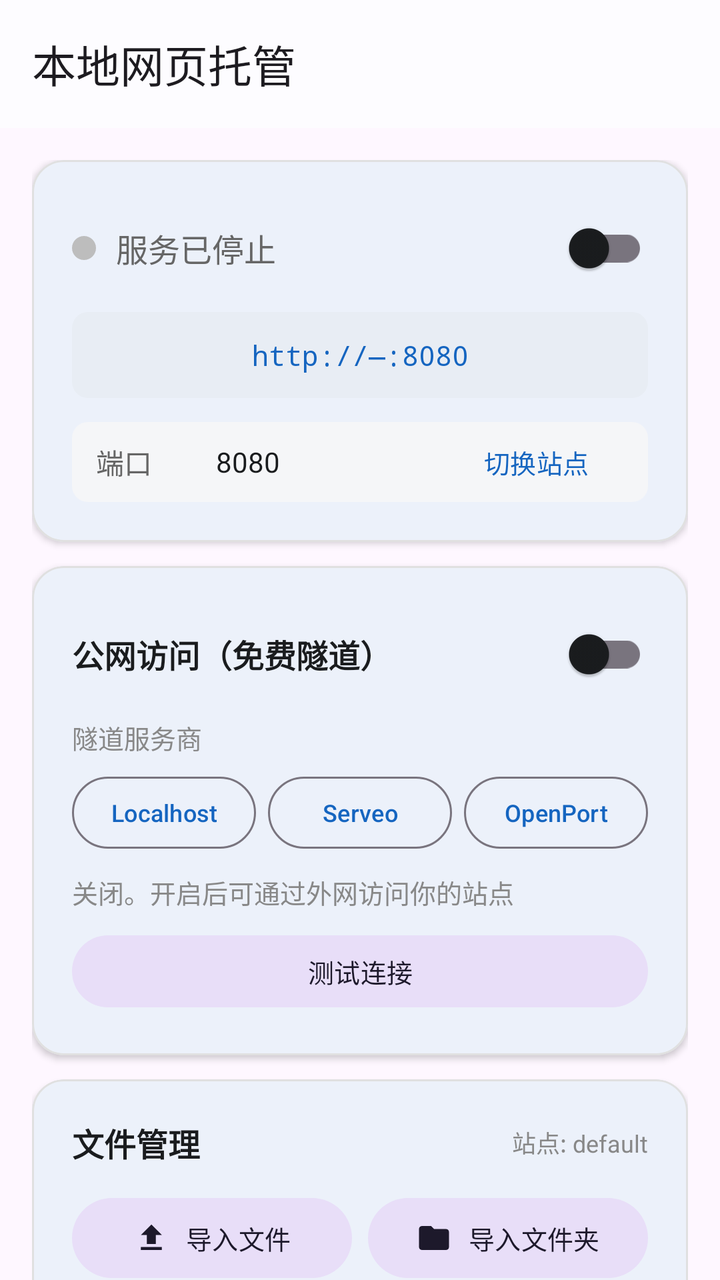
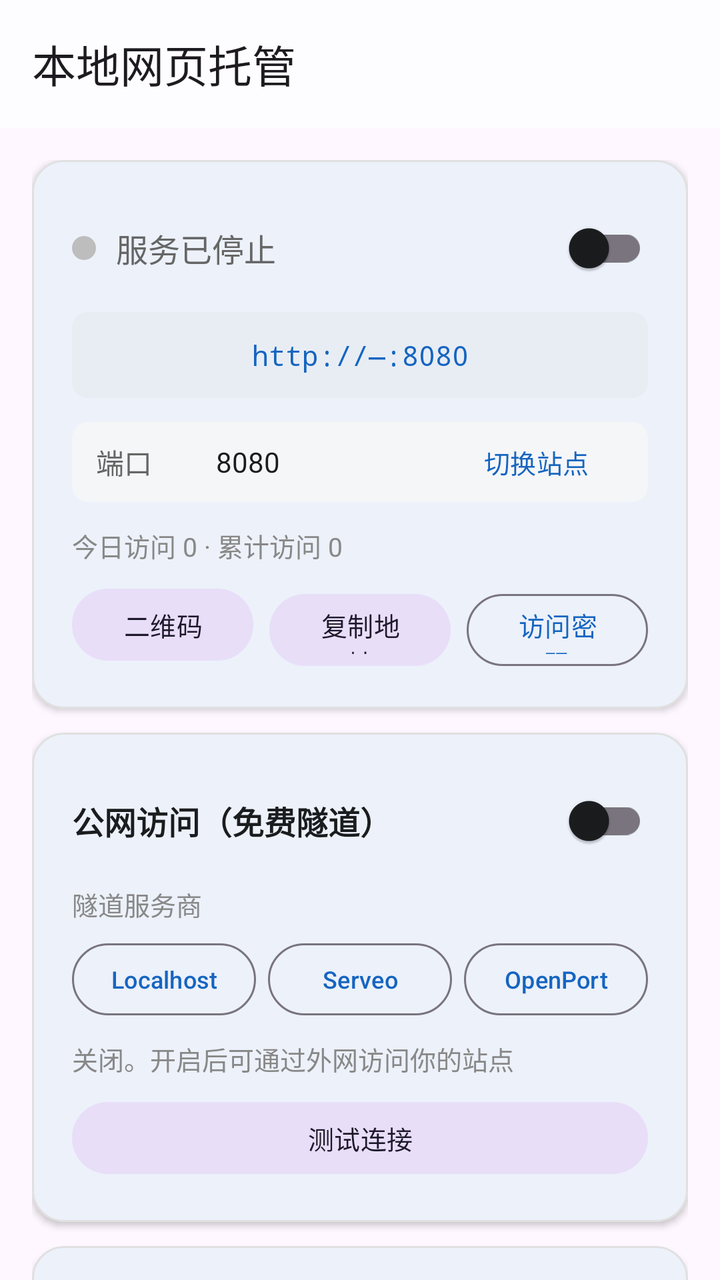

Two renders of the same Android screen: before a commit and after it. Below are the layout's source before the change and the commit's diff.
<!-- AndroidManifest.xml: application theme AppTheme -->
<!-- res/layout/activity_main.xml -->
<?xml version="1.0" encoding="utf-8"?>
<androidx.coordinatorlayout.widget.CoordinatorLayout
    xmlns:android="http://schemas.android.com/apk/res/android"
    xmlns:app="http://schemas.android.com/apk/res-auto"
    android:layout_width="match_parent"
    android:layout_height="match_parent"
    android:fitsSystemWindows="true">

    <com.google.android.material.appbar.AppBarLayout
        android:layout_width="match_parent"
        android:layout_height="wrap_content"
        android:fitsSystemWindows="true">

        <com.google.android.material.appbar.MaterialToolbar
            android:id="@+id/toolbar"
            android:layout_width="match_parent"
            android:layout_height="?attr/actionBarSize"
            app:title="本地网页托管" />

    </com.google.android.material.appbar.AppBarLayout>

    <androidx.core.widget.NestedScrollView
        android:layout_width="match_parent"
        android:layout_height="match_parent"
        app:layout_behavior="@string/appbar_scrolling_view_behavior"
        android:clipToPadding="false"
        android:paddingBottom="24dp">

        <LinearLayout
            android:layout_width="match_parent"
            android:layout_height="wrap_content"
            android:orientation="vertical"
            android:padding="16dp">

            
            <com.google.android.material.card.MaterialCardView
                android:layout_width="match_parent"
                android:layout_height="wrap_content"
                app:cardCornerRadius="16dp"
                app:cardElevation="2dp"
                app:strokeWidth="1dp"
                app:strokeColor="@color/stroke"
                android:layout_marginBottom="12dp">

                <LinearLayout
                    android:layout_width="match_parent"
                    android:layout_height="wrap_content"
                    android:orientation="vertical"
                    android:padding="20dp">

                    <LinearLayout
                        android:layout_width="match_parent"
                        android:layout_height="wrap_content"
                        android:orientation="horizontal"
                        android:gravity="center_vertical">

                        <ImageView
                            android:id="@+id/statusDot"
                            android:layout_width="12dp"
                            android:layout_height="12dp"
                            android:src="@drawable/dot_off"
                            android:contentDescription="服务状态" />

                        <TextView
                            android:id="@+id/status"
                            android:layout_width="0dp"
                            android:layout_height="wrap_content"
                            android:layout_weight="1"
                            android:text="服务已停止"
                            android:textSize="16sp"
                            android:textColor="@color/text_secondary"
                            android:layout_marginStart="10dp" />

                        <com.google.android.material.switchmaterial.SwitchMaterial
                            android:id="@+id/switchServer"
                            android:layout_width="wrap_content"
                            android:layout_height="48dp" />

                    </LinearLayout>

                    <TextView
                        android:id="@+id/address"
                        android:layout_width="match_parent"
                        android:layout_height="wrap_content"
                        android:text="http://—:8080"
                        android:textSize="14sp"
                        android:textColor="@color/accent"
                        android:fontFamily="monospace"
                        android:textIsSelectable="true"
                        android:padding="12dp"
                        android:layout_marginTop="8dp"
                        android:background="@drawable/bg_address"
                        android:gravity="center" />

                    <LinearLayout
                        android:layout_width="match_parent"
                        android:layout_height="wrap_content"
                        android:orientation="horizontal"
                        android:gravity="center_vertical"
                        android:layout_marginTop="12dp"
                        android:background="@drawable/bg_input"
                        android:paddingHorizontal="12dp">

                        <TextView
                            android:layout_width="wrap_content"
                            android:layout_height="wrap_content"
                            android:text="端口"
                            android:textSize="14sp"
                            android:textColor="@color/text_secondary" />

                        <EditText
                            android:id="@+id/port"
                            android:layout_width="80dp"
                            android:layout_height="40dp"
                            android:inputType="number"
                            android:text="8080"
                            android:textSize="14sp"
                            android:textColor="@color/text_primary"
                            android:background="@null"
                            android:gravity="center"
                            android:layout_marginStart="8dp" />

                        <View
                            android:layout_width="0dp"
                            android:layout_height="0dp"
                            android:layout_weight="1" />

                        <com.google.android.material.button.MaterialButton
                            android:id="@+id/btnSites"
                            style="@style/Widget.Material3.Button.TextButton"
                            android:layout_width="wrap_content"
                            android:layout_height="40dp"
                            android:text="切换站点"
                            android:textSize="13sp" />

                    </LinearLayout>

                </LinearLayout>

            </com.google.android.material.card.MaterialCardView>

            
            <com.google.android.material.card.MaterialCardView
                android:layout_width="match_parent"
                android:layout_height="wrap_content"
                app:cardCornerRadius="16dp"
                app:cardElevation="2dp"
                app:strokeWidth="1dp"
                app:strokeColor="@color/stroke"
                android:layout_marginBottom="12dp">

                <LinearLayout
                    android:layout_width="match_parent"
                    android:layout_height="wrap_content"
                    android:orientation="vertical"
                    android:padding="20dp">

                    <LinearLayout
                        android:layout_width="match_parent"
                        android:layout_height="wrap_content"
                        android:orientation="horizontal"
                        android:gravity="center_vertical">

                        <TextView
                            android:layout_width="0dp"
                            android:layout_height="wrap_content"
                            android:layout_weight="1"
                            android:text="公网访问（免费隧道）"
                            android:textSize="16sp"
                            android:textStyle="bold"
                            android:textColor="@color/text_primary" />

                        <com.google.android.material.switchmaterial.SwitchMaterial
                            android:id="@+id/switchTunnel"
                            android:layout_width="wrap_content"
                            android:layout_height="48dp" />

                    </LinearLayout>

                    
                    <TextView
                        android:layout_width="match_parent"
                        android:layout_height="wrap_content"
                        android:text="隧道服务商"
                        android:textSize="13sp"
                        android:textColor="@color/text_dim"
                        android:layout_marginTop="8dp" />

                    <LinearLayout
                        android:id="@+id/providerGroup"
                        android:layout_width="match_parent"
                        android:layout_height="wrap_content"
                        android:orientation="horizontal"
                        android:layout_marginTop="6dp">

                        <com.google.android.material.button.MaterialButton
                            android:id="@+id/btnProvider1"
                            style="@style/Widget.Material3.Button.OutlinedButton"
                            android:layout_width="0dp"
                            android:layout_height="44dp"
                            android:layout_weight="1"
                            android:text="Localhost"
                            android:textSize="12sp"
                            android:maxLines="1"
                            android:ellipsize="end"
                            android:paddingHorizontal="2dp" />

                        <com.google.android.material.button.MaterialButton
                            android:id="@+id/btnProvider2"
                            style="@style/Widget.Material3.Button.OutlinedButton"
                            android:layout_width="0dp"
                            android:layout_height="44dp"
                            android:layout_weight="1"
                            android:layout_marginStart="6dp"
                            android:text="Serveo"
                            android:textSize="12sp"
                            android:maxLines="1"
                            android:ellipsize="end"
                            android:paddingHorizontal="2dp" />

                        <com.google.android.material.button.MaterialButton
                            android:id="@+id/btnProvider3"
                            style="@style/Widget.Material3.Button.OutlinedButton"
                            android:layout_width="0dp"
                            android:layout_height="44dp"
                            android:layout_weight="1"
                            android:layout_marginStart="6dp"
                            android:text="OpenPort"
                            android:textSize="12sp"
                            android:maxLines="1"
                            android:ellipsize="end"
                            android:paddingHorizontal="2dp" />

                    </LinearLayout>

                    <TextView
                        android:id="@+id/tunnelStatus"
                        android:layout_width="match_parent"
                        android:layout_height="wrap_content"
                        android:text="关闭。开启后可通过外网访问你的站点"
                        android:textSize="13sp"
                        android:textColor="@color/text_dim"
                        android:layout_marginTop="8dp" />

                    <TextView
                        android:id="@+id/tunnelUrl"
                        android:layout_width="match_parent"
                        android:layout_height="wrap_content"
                        android:text=""
                        android:textSize="14sp"
                        android:textColor="@color/accent"
                        android:fontFamily="monospace"
                        android:textIsSelectable="true"
                        android:padding="10dp"
                        android:layout_marginTop="8dp"
                        android:background="@drawable/bg_address"
                        android:visibility="gone" />

                    <com.google.android.material.button.MaterialButton
                        android:id="@+id/btnTestConnection"
                        style="@style/Widget.Material3.Button.TonalButton"
                        android:layout_width="match_parent"
                        android:layout_height="44dp"
                        android:layout_marginTop="8dp"
                        android:text="测试连接"
                        android:textSize="13sp" />

                </LinearLayout>

            </com.google.android.material.card.MaterialCardView>

            
            <com.google.android.material.card.MaterialCardView
                android:layout_width="match_parent"
                android:layout_height="wrap_content"
                app:cardCornerRadius="16dp"
                app:cardElevation="2dp"
                app:strokeWidth="1dp"
                app:strokeColor="@color/stroke"
                android:layout_marginBottom="12dp">

                <LinearLayout
                    android:layout_width="match_parent"
                    android:layout_height="wrap_content"
                    android:orientation="vertical"
                    android:padding="20dp">

                    <LinearLayout
                        android:layout_width="match_parent"
                        android:layout_height="wrap_content"
                        android:orientation="horizontal"
                        android:gravity="center_vertical">

                        <TextView
                            android:layout_width="0dp"
                            android:layout_height="wrap_content"
                            android:layout_weight="1"
                            android:text="文件管理"
                            android:textSize="16sp"
                            android:textStyle="bold"
                            android:textColor="@color/text_primary" />

                        <TextView
                            android:id="@+id/currentSite"
                            android:layout_width="wrap_content"
                            android:layout_height="wrap_content"
                            android:text="站点: default"
                            android:textSize="12sp"
                            android:textColor="@color/text_dim" />

                    </LinearLayout>

                    <LinearLayout
                        android:layout_width="match_parent"
                        android:layout_height="wrap_content"
                        android:orientation="horizontal"
                        android:layout_marginTop="12dp">

                        <com.google.android.material.button.MaterialButton
                            android:id="@+id/btnUpload"
                            style="@style/Widget.Material3.Button.TonalButton"
                            android:layout_width="0dp"
                            android:layout_height="48dp"
                            android:layout_weight="1"
                            android:text="导入文件"
                            app:icon="@drawable/ic_upload"
                            app:iconGravity="textStart"
                            android:textSize="13sp" />

                        <com.google.android.material.button.MaterialButton
                            android:id="@+id/btnImportFolder"
                            style="@style/Widget.Material3.Button.TonalButton"
                            android:layout_width="0dp"
                            android:layout_height="48dp"
                            android:layout_weight="1"
                            android:layout_marginStart="8dp"
                            android:text="导入文件夹"
                            app:icon="@drawable/ic_folder"
                            app:iconGravity="textStart"
                            android:textSize="13sp" />

                    </LinearLayout>

                    <LinearLayout
                        android:layout_width="match_parent"
                        android:layout_height="wrap_content"
                        android:orientation="horizontal"
                        android:layout_marginTop="8dp">

                        <com.google.android.material.button.MaterialButton
                            android:id="@+id/btnImportZip"
                            style="@style/Widget.Material3.Button.OutlinedButton"
                            android:layout_width="0dp"
                            android:layout_height="48dp"
                            android:layout_weight="1"
                            android:text="导入ZIP"
                            app:icon="@drawable/ic_zip"
                            app:iconGravity="textStart"
                            android:textSize="13sp" />

                        <com.google.android.material.button.MaterialButton
                            android:id="@+id/btnNewSite"
                            style="@style/Widget.Material3.Button.OutlinedButton"
                            android:layout_width="0dp"
                            android:layout_height="48dp"
                            android:layout_weight="1"
                            android:layout_marginStart="8dp"
                            android:text="新建站点"
                            app:icon="@drawable/ic_add"
                            app:iconGravity="textStart"
                            android:textSize="13sp" />

                    </LinearLayout>

                    <TextView
                        android:layout_width="match_parent"
                        android:layout_height="wrap_content"
                        android:text="当前站点文件:"
                        android:textSize="13sp"
                        android:textColor="@color/text_dim"
                        android:layout_marginTop="12dp" />

                    <LinearLayout
                        android:id="@+id/fileList"
                        android:layout_width="match_parent"
                        android:layout_height="wrap_content"
                        android:orientation="vertical"
                        android:layout_marginTop="4dp" />

                </LinearLayout>

            </com.google.android.material.card.MaterialCardView>

            
            <com.google.android.material.card.MaterialCardView
                android:layout_width="match_parent"
                android:layout_height="wrap_content"
                app:cardCornerRadius="16dp"
                app:cardElevation="2dp"
                app:strokeWidth="1dp"
                app:strokeColor="@color/stroke">

                <LinearLayout
                    android:layout_width="match_parent"
                    android:layout_height="wrap_content"
                    android:orientation="vertical"
                    android:padding="20dp">

                    <LinearLayout
                        android:layout_width="match_parent"
                        android:layout_height="wrap_content"
                        android:orientation="horizontal"
                        android:gravity="center_vertical">

                        <TextView
                            android:layout_width="0dp"
                            android:layout_height="wrap_content"
                            android:layout_weight="1"
                            android:text="访问日志"
                            android:textSize="16sp"
                            android:textStyle="bold"
                            android:textColor="@color/text_primary" />

                        <com.google.android.material.button.MaterialButton
                            android:id="@+id/btnClearLog"
                            style="@style/Widget.Material3.Button.TextButton"
                            android:layout_width="48dp"
                            android:layout_height="48dp"
                            android:insetLeft="0dp"
                            android:insetRight="0dp"
                            android:minWidth="0dp"
                            android:text="清空"
                            android:textSize="12sp" />

                    </LinearLayout>

                    <ScrollView
                        android:layout_width="match_parent"
                        android:layout_height="250dp"
                        android:layout_marginTop="8dp"
                        android:background="@color/bg_log"
                        android:padding="4dp">

                        <TextView
                            android:id="@+id/log"
                            android:layout_width="match_parent"
                            android:layout_height="wrap_content"
                            android:padding="10dp"
                            android:textSize="12sp"
                            android:textColor="@color/log_text"
                            android:fontFamily="monospace"
                            android:textIsSelectable="true"
                            android:text="等待启动..." />

                    </ScrollView>

                </LinearLayout>

            </com.google.android.material.card.MaterialCardView>

        </LinearLayout>

    </androidx.core.widget.NestedScrollView>

</androidx.coordinatorlayout.widget.CoordinatorLayout>
<!-- resources referenced by this layout -->
<resources>
  <color name="accent">#1565C0</color>
  <color name="bg_log">#F7F8FA</color>
  <color name="log_text">#444444</color>
  <color name="stroke">#E0E0E0</color>
  <color name="text_dim">#888888</color>
  <color name="text_primary">#1A1C1E</color>
  <color name="text_secondary">#666666</color>
  <!-- drawable bg_address (drawable) -->
  <shape android:shape="rectangle" xmlns:android="http://schemas.android.com/apk/res/android">
      <solid android:color="@color/bg_address" />
      <corners android:radius="8dp" />
  </shape>
  <!-- drawable bg_input (drawable) -->
  <shape android:shape="rectangle" xmlns:android="http://schemas.android.com/apk/res/android">
      <solid android:color="@color/bg_input" />
      <corners android:radius="8dp" />
  </shape>
  <!-- drawable dot_off (drawable) -->
  <vector android:width="12dp" android:height="12dp" android:viewportWidth="12" android:viewportHeight="12"
      xmlns:android="http://schemas.android.com/apk/res/android">
      <path android:fillColor="@color/bg_dot_off" android:pathData="M6,0 C9.31,0 12,2.69 12,6 C12,9.31 9.31,12 6,12 C2.69,12 0,9.31 0,6 C0,2.69 2.69,0 6,0 Z" />
  </vector>
  <!-- drawable ic_add (drawable) -->
  <vector android:width="24dp" android:height="24dp" android:viewportWidth="24" android:viewportHeight="24"
      xmlns:android="http://schemas.android.com/apk/res/android">
      <path android:fillColor="#1565C0" android:pathData="M19,13h-6v6h-2v-6H5v-2h6V5h2v6h6v2z" />
  </vector>
  <!-- drawable ic_folder (drawable) -->
  <vector android:width="24dp" android:height="24dp" android:viewportWidth="24" android:viewportHeight="24"
      xmlns:android="http://schemas.android.com/apk/res/android">
      <path android:fillColor="#1565C0" android:pathData="M10,4H4c-1.1,0 -2,0.9 -2,2v12c0,1.1 0.9,2 2,2h16c1.1,0 2,-0.9 2,-2V8c0,-1.1 -0.9,-2 -2,-2h-8l-2,-2z" />
  </vector>
  <!-- drawable ic_upload (drawable) -->
  <vector android:width="24dp" android:height="24dp" android:viewportWidth="24" android:viewportHeight="24"
      xmlns:android="http://schemas.android.com/apk/res/android">
      <path android:fillColor="#1565C0" android:pathData="M9,16h6v-6h4l-7,-7 -7,7h4zM5,18h14v2H5z" />
  </vector>
  <!-- drawable ic_zip (drawable) -->
  <vector android:width="24dp" android:height="24dp" android:viewportWidth="24" android:viewportHeight="24"
      xmlns:android="http://schemas.android.com/apk/res/android">
      <path android:fillColor="#1565C0" android:pathData="M20,6h-8l-2,-2H4c-1.1,0 -1.99,0.9 -1.99,2L2,18c0,1.1 0.9,2 2,2h16c1.1,0 2,-0.9 2,-2V8c0,-1.1 -0.9,-2 -2,-2zM18,12h-2v2h-2v-2h-2v-2h2V8h2v2h2v2z" />
      <path android:fillColor="#FFFFFF" android:pathData="M18,12h-2v2h-2v-2h-2v-2h2V8h2v2h2v2z" />
  </vector>
  <style name="AppTheme" parent="Theme.Material3.DayNight.NoActionBar">
          <item name="colorPrimary">#1565C0</item>
          <item name="colorOnPrimary">#FFFFFF</item>
          <item name="colorPrimaryContainer">#D1E4FF</item>
          <item name="colorOnPrimaryContainer">#001D36</item>
          <item name="colorSecondary">#535F70</item>
          <item name="colorOnSecondary">#FFFFFF</item>
          <item name="colorSurface">#FDFCFF</item>
          <item name="colorOnSurface">#1A1C1E</item>
          <item name="android:statusBarColor">#1565C0</item>
          <item name="android:navigationBarColor">#FDFCFF</item>
          <item name="android:windowLightStatusBar">false</item>
          <item name="android:forceDarkAllowed">false</item>
      </style>
  <color name="bg_address">#E8EDF4</color>
  <color name="bg_input">#F5F6F8</color>
  <color name="bg_dot_off">#BDBDBD</color>
</resources>

<!-- the commit's change to res/layout/activity_main.xml (unified diff, before → after) -->
@@ -135,6 +135,54 @@
 
                     </LinearLayout>
 
+                    
+                    <TextView
+                        android:id="@+id/statsView"
+                        android:layout_width="match_parent"
+                        android:layout_height="wrap_content"
+                        android:text="今日访问 0 · 累计访问 0"
+                        android:textSize="13sp"
+                        android:textColor="@color/text_dim"
+                        android:layout_marginTop="12dp" />
+
+                    
+                    <LinearLayout
+                        android:layout_width="match_parent"
+                        android:layout_height="wrap_content"
+                        android:orientation="horizontal"
+                        android:layout_marginTop="8dp">
+
+                        <com.google.android.material.button.MaterialButton
+                            android:id="@+id/btnQRCode"
+                            style="@style/Widget.Material3.Button.TonalButton"
+                            android:layout_width="0dp"
+                            android:layout_height="44dp"
+                            android:layout_weight="1"
+                            android:text="二维码"
+                            android:textSize="13sp" />
+
+                        <com.google.android.material.button.MaterialButton
+                            android:id="@+id/btnCopyAddr"
+                            style="@style/Widget.Material3.Button.TonalButton"
+                            android:layout_width="0dp"
+                            android:layout_height="44dp"
+                            android:layout_weight="1"
+                            android:layout_marginStart="8dp"
+                            android:text="复制地址"
+                            android:textSize="13sp" />
+
+                        <com.google.android.material.button.MaterialButton
+                            android:id="@+id/btnSetPassword"
+                            style="@style/Widget.Material3.Button.OutlinedButton"
+                            android:layout_width="0dp"
+                            android:layout_height="44dp"
+                            android:layout_weight="1"
+                            android:layout_marginStart="8dp"
+                            android:text="访问密码"
+                            android:textSize="13sp" />
+
+                    </LinearLayout>
+
                 </LinearLayout>
 
             </com.google.android.material.card.MaterialCardView>
